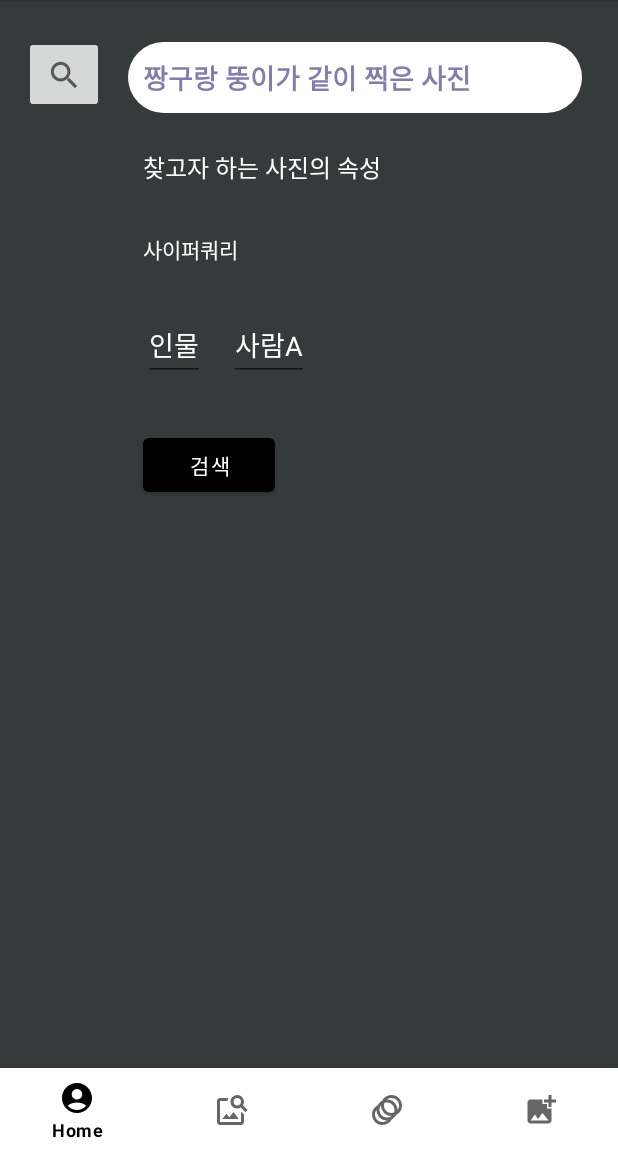
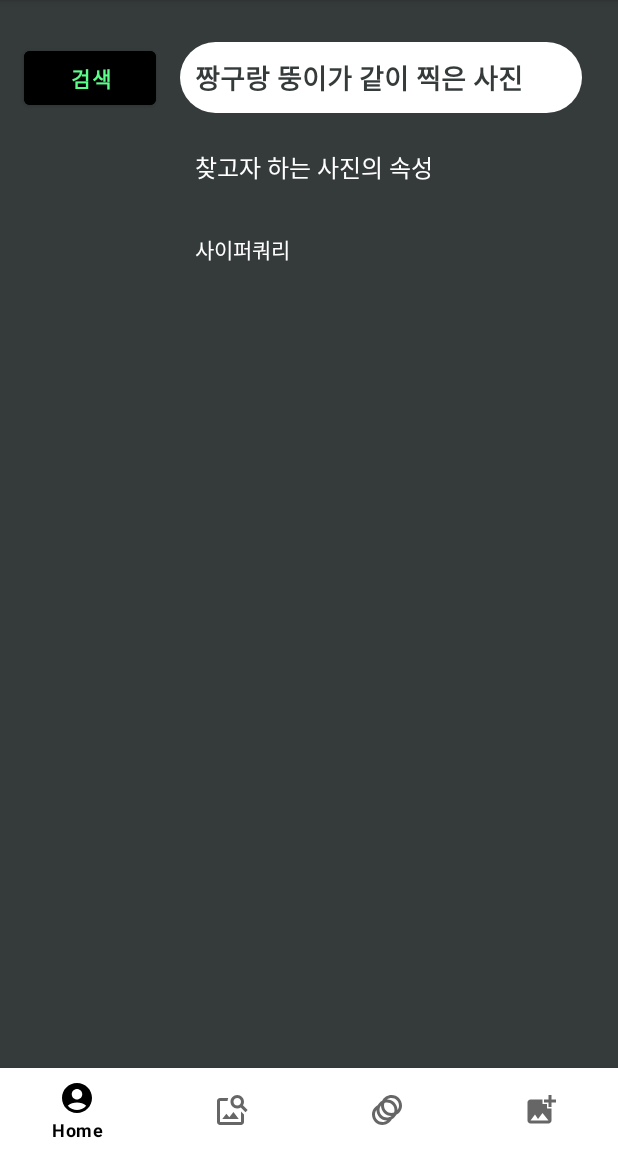
Before and after one commit to GoldenApple-Hwang/MetaSearch_Android, an Android app: the SearchFragment screen opened through its navigation route, after a tap on "검색", on a phone screen of 412 x 824 dp, the part 84-1236 px from its top. Run offline under Robolectric (Android 15) with nearby library versions, the light colour scheme and no system bars; our stand-ins replace CircleImageView, navigation-ui; libraries missing offline, so code that uses them is left out: org.neo4j.driver; pictures from the network do not load; 1 statement that could not run was skipped.

Commit message:
Update fragment_search.xml
- 사용하지 않는 뷰 삭제

```diff
--- a/app/src/main/res/layout/fragment_search.xml
+++ b/app/src/main/res/layout/fragment_search.xml
@@ -15,50 +15,30 @@
         android:layout_marginTop="28dp"
         android:layout_marginEnd="24dp"
         android:background="@drawable/edittext_rounded_background"
+        android:hint="짱구랑 뚱이가 같이 찍은 사진"
         android:inputType="textMultiLine"
         android:maxLines="1"
         android:minLines="1"
-        android:hint="짱구랑 뚱이가 같이 찍은 사진"
         android:textColor="@color/black"
+        android:textColorHint="@color/grey"
         android:textStyle="bold"
-        android:textColorHint="@color/purple_d"
         app:layout_constraintEnd_toEndOf="parent"
-        app:layout_constraintStart_toEndOf="@+id/imageButton"
+        app:layout_constraintStart_toEndOf="@+id/search_button"
         app:layout_constraintTop_toTopOf="parent" />
-
-    <EditText
-        android:id="@+id/entity2"
-        android:layout_width="wrap_content"
-        android:layout_height="45dp"
-        android:layout_marginStart="16dp"
-        android:inputType="text"
-        android:text="사람A"
-        android:textColor="@color/white"
-        app:layout_constraintBottom_toBottomOf="@+id/relationship"
-        app:layout_constraintStart_toEndOf="@+id/relationship" />
-
-    <EditText
-        android:id="@+id/relationship"
-        android:layout_width="wrap_content"
-        android:layout_height="45dp"
-        android:layout_marginStart="95dp"
-        android:layout_marginTop="32dp"
-        android:inputType="text"
-        android:text="인물"
-        android:textColor="@color/white"
-        app:layout_constraintStart_toStartOf="parent"
-        app:layout_constraintTop_toBottomOf="@+id/query" />
 
     <Button
         android:id="@+id/search_button"
         android:layout_width="wrap_content"
         android:layout_height="wrap_content"
-        android:layout_marginStart="95dp"
-        android:layout_marginTop="32dp"
+        android:layout_marginStart="16dp"
+        android:layout_marginTop="28dp"
         android:onClick="retrieve"
         android:text="검색"
+        android:backgroundTint="@color/black"
+        android:textColor="@color/light_green"
+        android:textStyle="bold"
         app:layout_constraintStart_toStartOf="parent"
-        app:layout_constraintTop_toBottomOf="@+id/relationship"
+        app:layout_constraintTop_toTopOf="parent"
         tools:ignore="OnClick" />
 
     <androidx.recyclerview.widget.RecyclerView
@@ -66,31 +46,20 @@
         android:layout_width="match_parent"
         android:layout_height="0dp"
         android:layout_marginStart="1dp"
+        android:layout_marginTop="16dp"
         android:layout_marginEnd="1dp"
         android:layout_marginBottom="2dp"
         app:layout_constraintBottom_toBottomOf="parent"
         app:layout_constraintEnd_toEndOf="parent"
         app:layout_constraintHorizontal_bias="0.0"
         app:layout_constraintStart_toStartOf="parent"
-        app:layout_constraintTop_toBottomOf="@+id/search_button"
-        app:layout_constraintVertical_bias="1.0" />
-
-    <ImageButton
-        android:id="@+id/imageButton"
-        android:layout_width="53dp"
-        android:layout_height="51dp"
-        android:layout_marginStart="16dp"
-        android:layout_marginTop="24dp"
-        android:onClick="photoSearch"
-        android:src="?android:attr/actionModeWebSearchDrawable"
-        app:layout_constraintStart_toStartOf="parent"
-        app:layout_constraintTop_toTopOf="parent" />
+        app:layout_constraintTop_toBottomOf="@+id/query" />
 
     <TextView
         android:id="@+id/textView2"
         android:layout_width="wrap_content"
         android:layout_height="wrap_content"
-        android:layout_marginStart="95dp"
+        android:layout_marginStart="130dp"
         android:layout_marginTop="24dp"
         android:text="찾고자 하는 사진의 속성"
         android:textColor="@color/white"
@@ -102,7 +71,7 @@
         android:id="@+id/query"
         android:layout_width="0dp"
         android:layout_height="wrap_content"
-        android:layout_marginStart="95dp"
+        android:layout_marginStart="130dp"
         android:layout_marginTop="32dp"
         android:layout_marginEnd="32dp"
         android:text="사이퍼쿼리"
```
